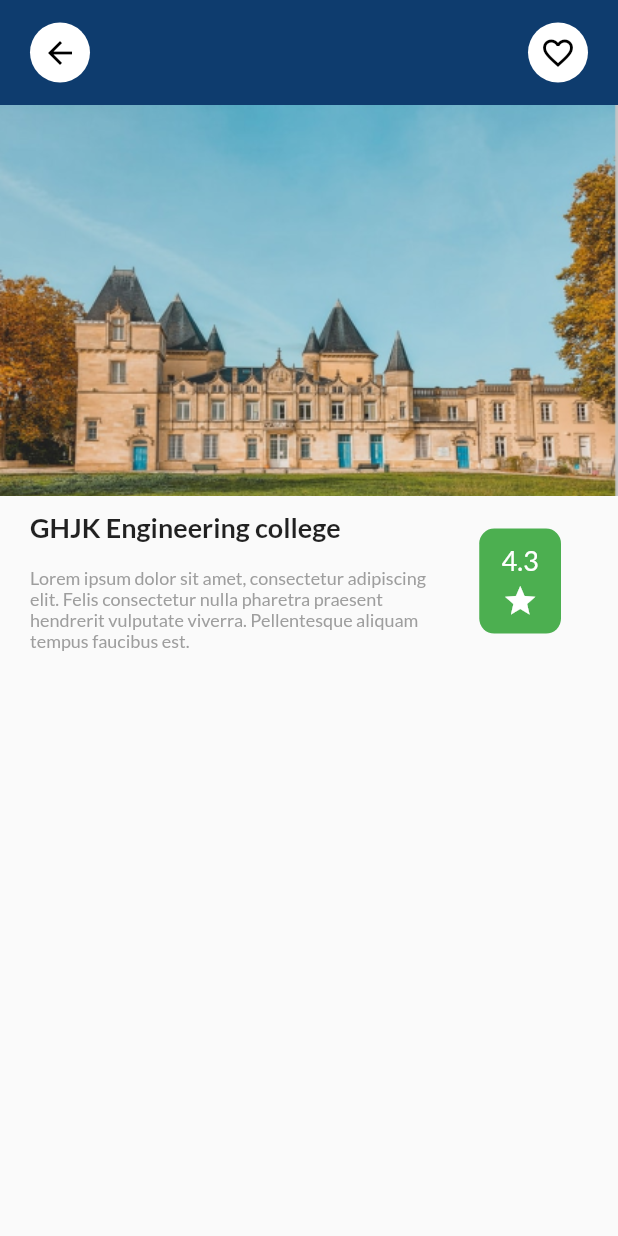
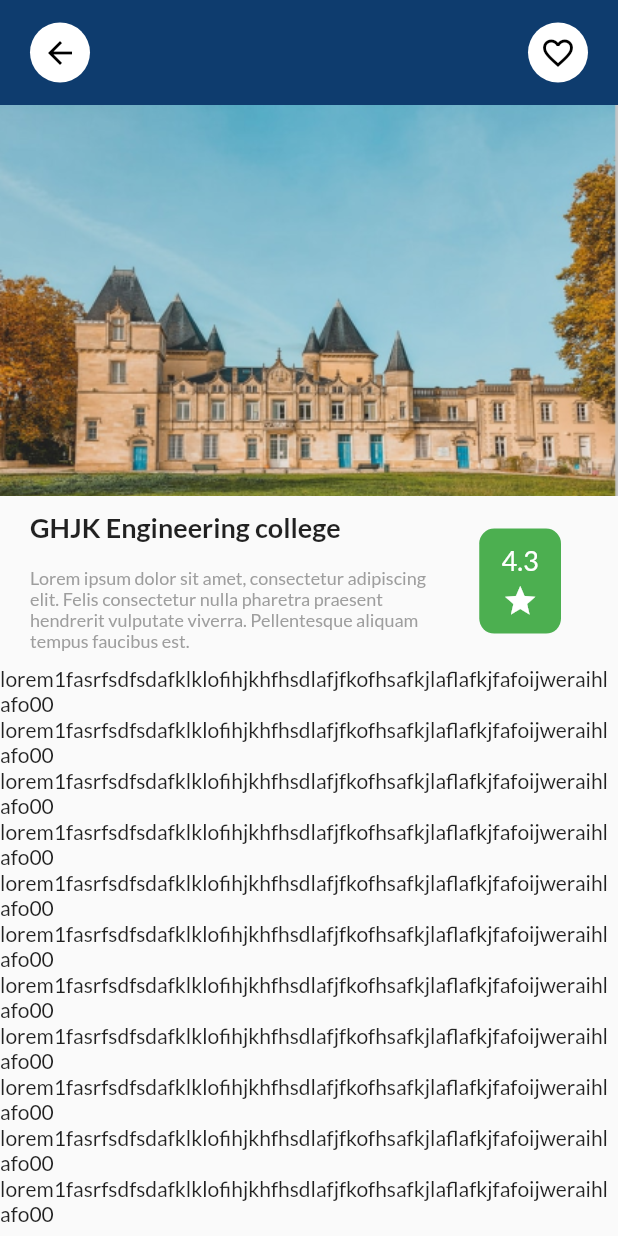
Before and after one commit to najmulmyself/Higher-Study, a Flutter app: the CollegeDetails screen opened directly, on a phone screen of 412 x 824 dp. Run offline on Flutter 3.47's test engine with Material 2 defaults, Android fonts, the phone set to English and light mode, and no system bars; our stand-ins replace bottom_navy_bar, google_fonts, persistent_bottom_nav_bar.

Commit message:
added dummy expanded with text

```diff
--- a/lib/screens/college_detail.dart
+++ b/lib/screens/college_detail.dart
@@ -3,8 +3,20 @@
 import 'package:flutter/material.dart';
 import 'package:higher_study/component/tab.dart';
 
-class CollegeDetails extends StatelessWidget {
-  const CollegeDetails({Key? key}) : super(key: key);
+class CollegeDetails extends StatefulWidget {
+  @override
+  State<CollegeDetails> createState() => _CollegeDetailsState();
+}
+
+class _CollegeDetailsState extends State<CollegeDetails>
+    with SingleTickerProviderStateMixin {
+  TabController? _tabController;
+  @override
+  void initState() {
+    // TODO: implement initState
+    super.initState();
+    _tabController = TabController(length: 3, vsync: this);
+  }
 
   @override
   Widget build(BuildContext context) {
@@ -102,16 +114,84 @@ class CollegeDetails extends StatelessWidget {
                 ],
               ),
             ),
+            // Container(
+            //   child: TabBar(
+            //     controller: _tabController,
+            //     tabs: [
+            //       Tab(
+            //         text: 'About',
+            //       ),
+            //       Tab(
+            //         text: 'Courses',
+            //       ),
+            //       Tab(
+            //         text: 'Reviews',
+            //       ),
+            //     ],
+            //   ),
+            // ),
             // TabBarView(
+            //   controller: _tabController,
             //   children: [
-            //     // Container(),
-            //     Icon(Icons.abc),
-            //     CircleAvatar(),
+            //     Text('About'),
+            //     Text('Courses'),
+            //     Text('Reviews'),
             //   ],
             // ),
-            // AppBar()
-
-            // TabS(),
+            Expanded(
+              child: ListView(
+                children: [
+                  // Expanded(
+                  //   child: Column(children: [
+                  //     TabBar(
+                  //       controller: _tabController,
+                  //       tabs: [
+                  //         Tab(
+                  //           text: 'About',
+                  //         ),
+                  //         Tab(
+                  //           text: 'Courses',
+                  //         ),
+                  //         Tab(
+                  //           text: 'Reviews',
+                  //         ),
+                  //       ],
+                  //     ),
+                  //     TabBarView(
+                  //       controller: _tabController,
+                  //       children: [
+                  //         Text('About'),
+                  //         Text('Courses'),
+                  //         Text('Reviews'),
+                  //       ],
+                  //     )
+                  //   ]),
+                  // ),
+                  Text(
+                      'lorem1fasrfsdfsdafklklofihjkhfhsdlafjfkofhsafkjlaflafkjfafoijweraihlafo00'),
+                  Text(
+                      'lorem1fasrfsdfsdafklklofihjkhfhsdlafjfkofhsafkjlaflafkjfafoijweraihlafo00'),
+                  Text(
+                      'lorem1fasrfsdfsdafklklofihjkhfhsdlafjfkofhsafkjlaflafkjfafoijweraihlafo00'),
+                  Text(
+                      'lorem1fasrfsdfsdafklklofihjkhfhsdlafjfkofhsafkjlaflafkjfafoijweraihlafo00'),
+                  Text(
+                      'lorem1fasrfsdfsdafklklofihjkhfhsdlafjfkofhsafkjlaflafkjfafoijweraihlafo00'),
+                  Text(
+                      'lorem1fasrfsdfsdafklklofihjkhfhsdlafjfkofhsafkjlaflafkjfafoijweraihlafo00'),
+                  Text(
+                      'lorem1fasrfsdfsdafklklofihjkhfhsdlafjfkofhsafkjlaflafkjfafoijweraihlafo00'),
+                  Text(
+                      'lorem1fasrfsdfsdafklklofihjkhfhsdlafjfkofhsafkjlaflafkjfafoijweraihlafo00'),
+                  Text(
+                      'lorem1fasrfsdfsdafklklofihjkhfhsdlafjfkofhsafkjlaflafkjfafoijweraihlafo00'),
+                  Text(
+                      'lorem1fasrfsdfsdafklklofihjkhfhsdlafjfkofhsafkjlaflafkjfafoijweraihlafo00'),
+                  Text(
+                      'lorem1fasrfsdfsdafklklofihjkhfhsdlafjfkofhsafkjlaflafkjfafoijweraihlafo00'),
+                ],
+              ),
+            )
           ],
         ),
       ),
```
